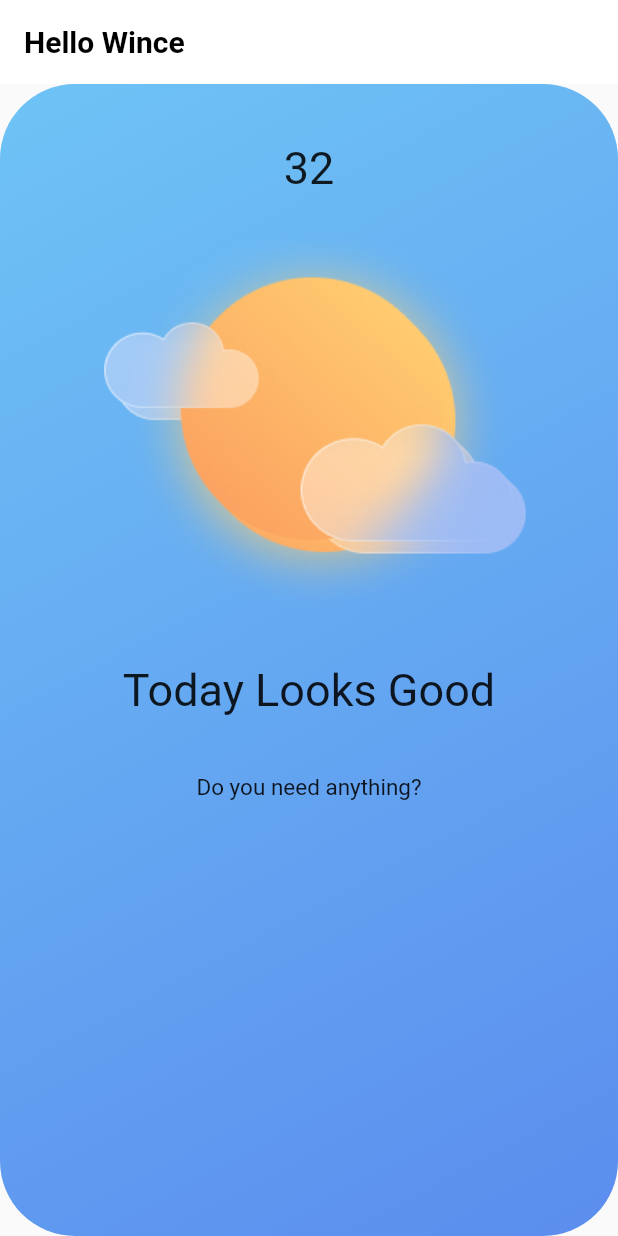
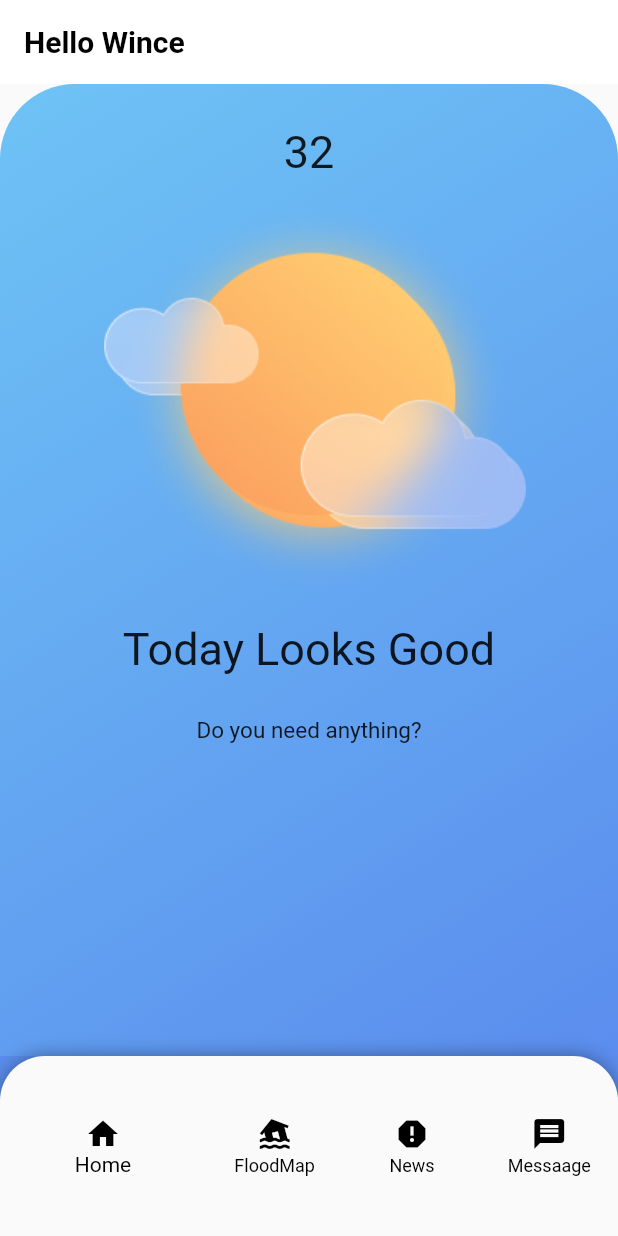
Before and after one commit to wience/aurora, a Flutter app: the screen it shows after launch, on a phone screen of 412 x 824 dp. Run offline on Flutter 3.47's test engine with Material 2 defaults, Android fonts, the phone set to English and light mode, and no system bars; drawn by our look-alikes of drop_shadow_image; Roboto replaces fonts that are missing (Nunito); project files that could hold a hidden picture were left out.

Commit message:
Update main.dart
Co-Authored-By: matyo13 <107267313+matyo13@users.noreply.github.com>
Co-Authored-By: Kent Dave Catipay <107268879+KeeentX@users.noreply.github.com>

```diff
--- a/aurora/lib/main.dart
+++ b/aurora/lib/main.dart
@@ -87,7 +87,8 @@ class _MyHomePageState extends State<MyHomePage> {
           children: <Widget>[
             Expanded(
                 child: ClipRRect(
-              borderRadius: BorderRadius.circular(50),
+              borderRadius: const BorderRadius.only(
+                  topLeft: Radius.circular(50), topRight: Radius.circular(50)),
               child: Container(
                 decoration: const BoxDecoration(
                   gradient: LinearGradient(
@@ -132,6 +133,59 @@ class _MyHomePageState extends State<MyHomePage> {
               ),
             ))
           ],
-        )));
+        )),
+        bottomNavigationBar: Container(
+            decoration: const BoxDecoration(
+              gradient: LinearGradient(
+                begin: Alignment.centerLeft,
+                end: Alignment.centerRight,
+                colors: [
+                  Color.fromRGBO(91, 141, 238, 1),
+                  Color.fromRGBO(91, 141, 238, 1),
+                ],
+              ),
+            ),
+            child: Container(
+                height: 120,
+                decoration: const BoxDecoration(
+                  borderRadius: BorderRadius.only(
+                      topRight: Radius.circular(30),
+                      topLeft: Radius.circular(30)),
+                  boxShadow: [
+                    BoxShadow(
+                        color: Colors.black38, spreadRadius: 0, blurRadius: 10),
+                  ],
+                ),
+                child: ClipRRect(
+                  borderRadius: const BorderRadius.only(
+                    topLeft: Radius.circular(30.0),
+                    topRight: Radius.circular(30.0),
+                  ),
+                  child: BottomNavigationBar(
+                    backgroundColor: const Color.fromARGB(255, 255, 255, 255),
+                    items: const <BottomNavigationBarItem>[
+                      BottomNavigationBarItem(
+                        icon: Icon(Icons.home),
+                        label: 'Home',
+                      ),
+                      BottomNavigationBarItem(
+                        icon: Icon(Icons.flood),
+                        label: 'FloodMap',
+                      ),
+                      BottomNavigationBarItem(
+                        icon: Icon(Icons.report),
+                        label: 'News',
+                      ),
+                      BottomNavigationBarItem(
+                        icon: Icon(Icons.message),
+                        label: 'Messaage',
+                      ),
+                    ],
+                    selectedItemColor: const Color.fromARGB(255, 0, 0, 0),
+                    unselectedItemColor: const Color.fromARGB(255, 0, 0, 0),
+                    showUnselectedLabels: true,
+                    elevation: 0,
+                  ),
+                ))));
   }
 }
```
